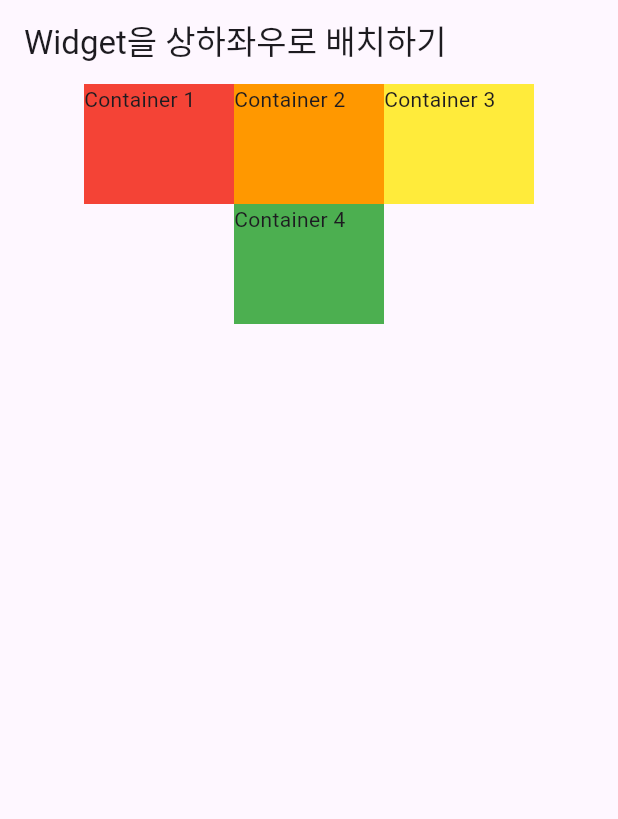
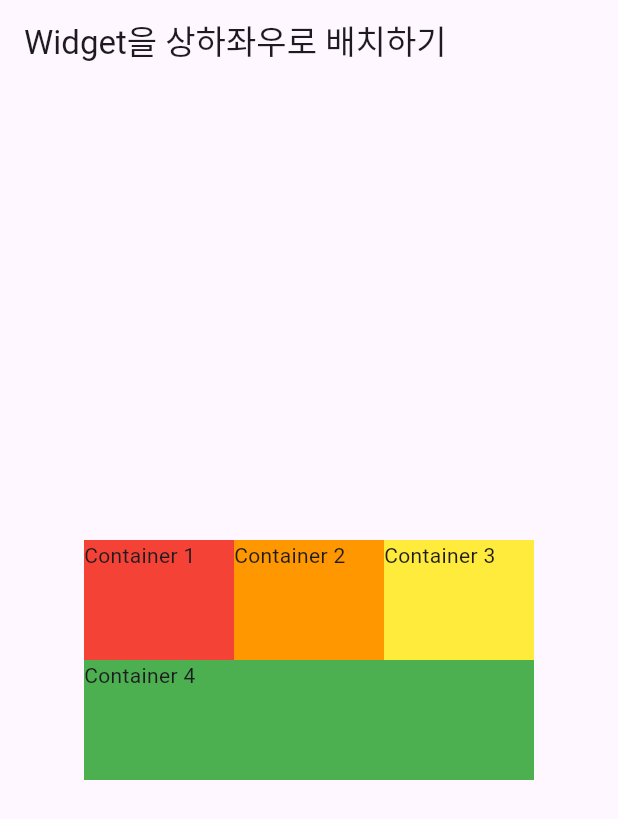
Before and after one commit to hyerimmmmm/flutterStudy, a Flutter app: the screen it shows after launch, on a phone screen of 412 x 824 dp. Shown: the top 819 px of the screen. Run offline on Flutter 3.47's test engine with Material 3 defaults, Android fonts, the phone set to English and light mode, and no system bars.

Commit message:
[part2_02] 위젯 상하좌우 배치 실습

```diff
--- a/part2_ch02/lib/main.dart
+++ b/part2_ch02/lib/main.dart
@@ -20,8 +20,8 @@ class Body extends StatelessWidget {
   @override
   Widget build(BuildContext context) {
     return Container(
-      height: double.infinity,
       child: Column(
+        mainAxisAlignment: MainAxisAlignment.center,
         children: [
           Row(
             mainAxisAlignment: MainAxisAlignment.center,
@@ -49,7 +49,7 @@ class Body extends StatelessWidget {
           ),
           Container(
             color: Colors.green,
-            width: 100,
+            width: 300,
             height: 80,
             child: Text('Container 4'),
           )
```
